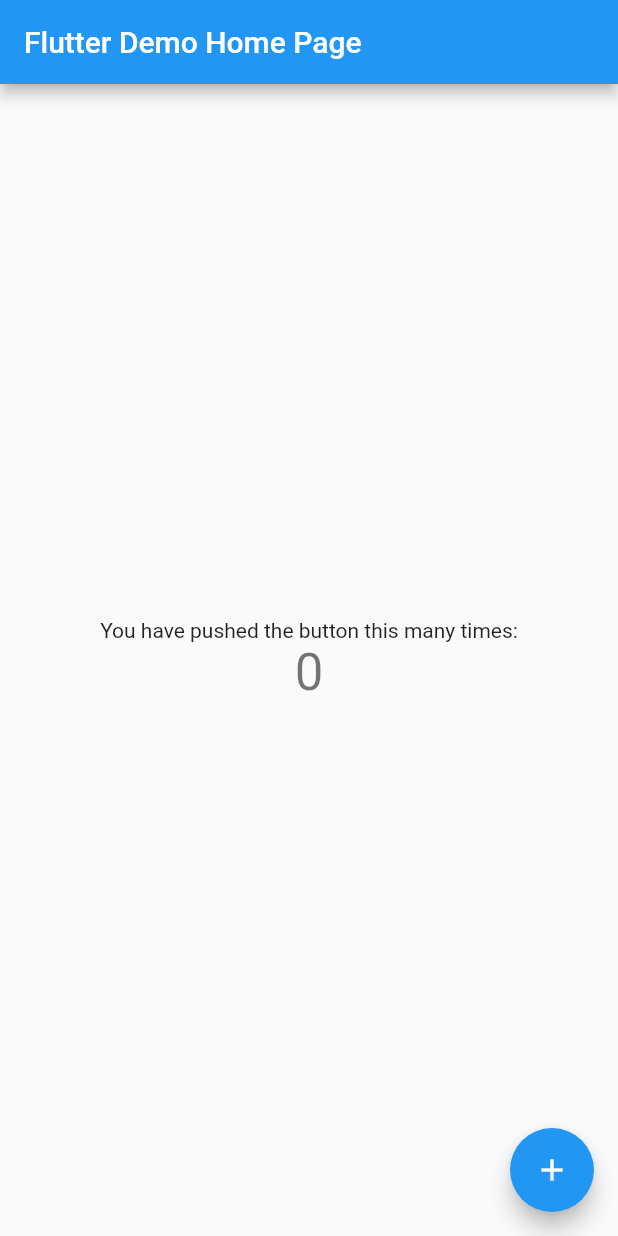
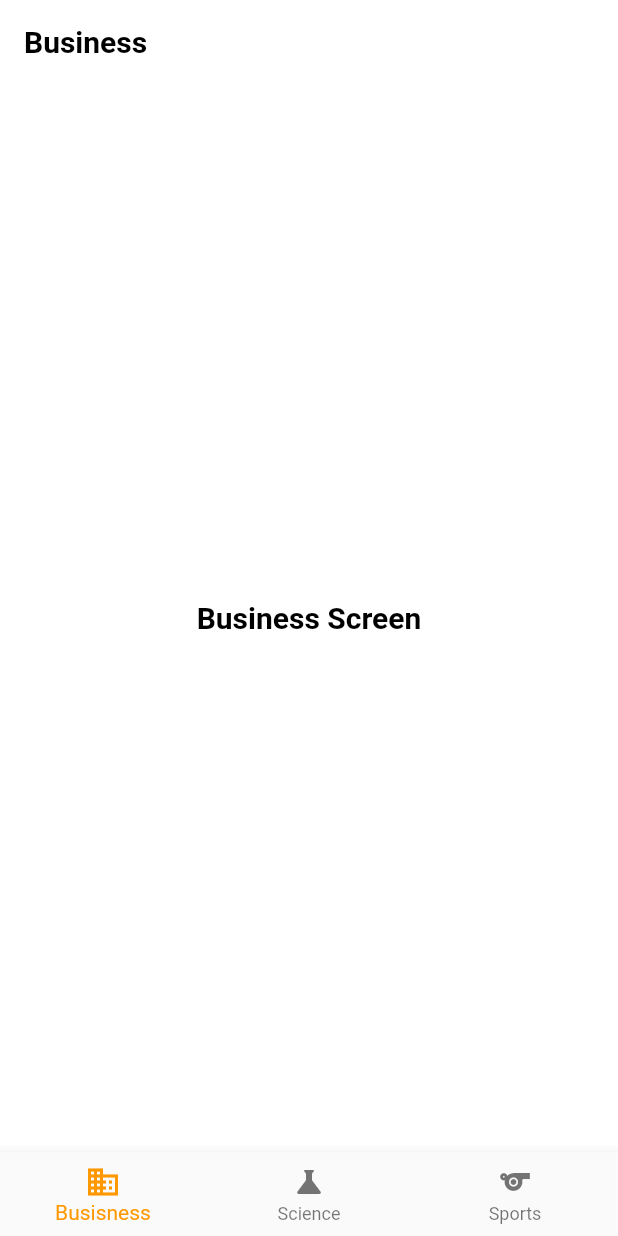
Before and after one commit to MohanedZekry/Flutter-NewsApp, a Flutter app: the screen it shows after launch, on a phone screen of 412 x 824 dp. Run offline on Flutter 3.47's test engine with Material 2 defaults, Android fonts, the phone set to English and light mode, and no system bars; our stand-ins replace flutter_bloc, hexcolor.

```diff
--- /dev/null
+++ b/lib/layouts/news_layout.dart
@@ -0,0 +1,40 @@
+import 'package:flutter/material.dart';
+import 'package:flutter_bloc/flutter_bloc.dart';
+import 'package:news_app/shared/cubit/cubit.dart';
+import 'package:news_app/shared/cubit/states.dart';
+
+class NewsLayout extends StatelessWidget {
+  const NewsLayout({Key? key}) : super(key: key);
+
+  @override
+  Widget build(BuildContext context) {
+    return BlocProvider(
+      create: (context) => AppCubit(),
+      child: BlocConsumer<AppCubit, AppState>(
+        listener: (context, state) {},
+        builder: (context, state) {
+          AppCubit  mCubit = AppCubit.getInstance(context);
+          return  Scaffold(
+            appBar: AppBar(
+              title: Text(
+                'Business',
+              ),
+            ),
+            bottomNavigationBar: BottomNavigationBar(
+              items: [
+                BottomNavigationBarItem(icon: Icon(Icons.business), label: 'Busisness'),
+                BottomNavigationBarItem(icon: Icon(Icons.science), label: 'Science'),
+                BottomNavigationBarItem(icon: Icon(Icons.sports), label: 'Sports'),
+              ],
+              onTap: (index) {
+                mCubit.changeNavIndex(index);
+              },
+              currentIndex: mCubit.currentNavIndex,
+            ),
+            body: mCubit.navListItem[mCubit.currentNavIndex],
+          );
+        },
+      ),
+    );
+  }
+}
--- a/lib/main.dart
+++ b/lib/main.dart
@@ -1,4 +1,7 @@
 import 'package:flutter/material.dart';
+import 'package:flutter/services.dart';
+import 'package:news_app/layouts/news_layout.dart';
+import 'package:hexcolor/hexcolor.dart';
 
 void main() {
   runApp(const MyApp());
@@ -11,105 +14,56 @@ class MyApp extends StatelessWidget {
   @override
   Widget build(BuildContext context) {
     return MaterialApp(
-      title: 'Flutter Demo',
+      title: 'News App',
+      debugShowCheckedModeBanner: false,
+      themeMode: ThemeMode.light,
+      darkTheme: ThemeData(
+          scaffoldBackgroundColor: Colors.black,
+          appBarTheme: const AppBarTheme(
+              titleTextStyle: TextStyle(
+                  color: Colors.white,
+                  fontSize: 20.0,
+                  fontWeight: FontWeight.bold
+              ),
+              backgroundColor: Colors.black,
+              elevation: 0.0,
+              systemOverlayStyle: SystemUiOverlayStyle(
+                statusBarColor: Colors.white,
+                statusBarIconBrightness: Brightness.dark,
+              )
+
+          ),
+          primarySwatch: Colors.orange,
+          bottomNavigationBarTheme: const BottomNavigationBarThemeData(
+            backgroundColor: Colors.black,
+            unselectedItemColor: Colors.grey,
+            type: BottomNavigationBarType.fixed,
+          )
+      ),
       theme: ThemeData(
-        // This is the theme of your application.
-        //
-        // Try running your application with "flutter run". You'll see the
-        // application has a blue toolbar. Then, without quitting the app, try
-        // changing the primarySwatch below to Colors.green and then invoke
-        // "hot reload" (press "r" in the console where you ran "flutter run",
-        // or simply save your changes to "hot reload" in a Flutter IDE).
-        // Notice that the counter didn't reset back to zero; the application
-        // is not restarted.
-        primarySwatch: Colors.blue,
+        scaffoldBackgroundColor: Colors.white,
+        appBarTheme: const AppBarTheme(
+          titleTextStyle: TextStyle(
+            color: Colors.black,
+            fontSize: 20.0,
+            fontWeight: FontWeight.bold
+          ),
+          backgroundColor: Colors.white,
+          elevation: 0.0,
+          systemOverlayStyle: SystemUiOverlayStyle(
+            statusBarColor: Colors.white,
+            statusBarIconBrightness: Brightness.dark,
+          )
+
+        ),
+        primarySwatch: Colors.orange,
+        bottomNavigationBarTheme: const BottomNavigationBarThemeData(
+          type: BottomNavigationBarType.fixed,
+        )
       ),
-      home: const MyHomePage(title: 'Flutter Demo Home Page'),
+      home: Scaffold(
+        body: NewsLayout(),
+      ),
     );
   }
 }
-
-class MyHomePage extends StatefulWidget {
-  const MyHomePage({Key? key, required this.title}) : super(key: key);
-
-  // This widget is the home page of your application. It is stateful, meaning
-  // that it has a State object (defined below) that contains fields that affect
-  // how it looks.
-
-  // This class is the configuration for the state. It holds the values (in this
-  // case the title) provided by the parent (in this case the App widget) and
-  // used by the build method of the State. Fields in a Widget subclass are
-  // always marked "final".
-
-  final String title;
-
-  @override
-  State<MyHomePage> createState() => _MyHomePageState();
-}
-
-class _MyHomePageState extends State<MyHomePage> {
-  int _counter = 0;
-
-  void _incrementCounter() {
-    setState(() {
-      // This call to setState tells the Flutter framework that something has
-      // changed in this State, which causes it to rerun the build method below
-      // so that the display can reflect the updated values. If we changed
-      // _counter without calling setState(), then the build method would not be
-      // called again, and so nothing would appear to happen.
-      _counter++;
-    });
-  }
-
-  @override
-  Widget build(BuildContext context) {
-    // This method is rerun every time setState is called, for instance as done
-    // by the _incrementCounter method above.
-    //
-    // The Flutter framework has been optimized to make rerunning build methods
-    // fast, so that you can just rebuild anything that needs updating rather
-    // than having to individually change instances of widgets.
-    return Scaffold(
-      appBar: AppBar(
-        // Here we take the value from the MyHomePage object that was created by
-        // the App.build method, and use it to set our appbar title.
-        title: Text(widget.title),
-      ),
-      body: Center(
-        // Center is a layout widget. It takes a single child and positions it
-        // in the middle of the parent.
-        child: Column(
-          // Column is also a layout widget. It takes a list of children and
-          // arranges them vertically. By default, it sizes itself to fit its
-          // children horizontally, and tries to be as tall as its parent.
-          //
-          // Invoke "debug painting" (press "p" in the console, choose the
-          // "Toggle Debug Paint" action from the Flutter Inspector in Android
-          // Studio, or the "Toggle Debug Paint" command in Visual Studio Code)
-          // to see the wireframe for each widget.
-          //
-          // Column has various properties to control how it sizes itself and
-          // how it positions its children. Here we use mainAxisAlignment to
-          // center the children vertically; the main axis here is the vertical
-          // axis because Columns are vertical (the cross axis would be
-          // horizontal).
-          mainAxisAlignment: MainAxisAlignment.center,
-          children: <Widget>[
-            const Text(
-              'You have pushed the button this many times:',
-            ),
-            Text(
-              '$_counter',
-              style: Theme.of(context).textTheme.headline4,
-            ),
-          ],
-        ),
-      ),
-      floatingActionButton: FloatingActionButton(
-        onPressed: _incrementCounter,
-        tooltip: 'Increment',
-        child: const Icon(Icons.add),
-      ), // This trailing comma makes auto-formatting nicer for build methods.
-    );
-  }
-}
--- /dev/null
+++ b/lib/modules/business/business_screen.dart
@@ -0,0 +1,19 @@
+import 'package:flutter/material.dart';
+
+class BusinessLayout extends StatelessWidget {
+  const BusinessLayout({Key? key}) : super(key: key);
+
+  @override
+  Widget build(BuildContext context) {
+    return Center(
+      child: Text(
+        'Business Screen',
+        style: TextStyle(
+          fontSize: 20.0,
+          fontWeight: FontWeight.bold,
+          color: Colors.black
+        ),
+      ),
+    );
+  }
+}
--- /dev/null
+++ b/lib/modules/science/science_screen.dart
@@ -0,0 +1,19 @@
+import 'package:flutter/material.dart';
+
+class ScienceLayout extends StatelessWidget {
+  const ScienceLayout({Key? key}) : super(key: key);
+
+  @override
+  Widget build(BuildContext context) {
+    return Center(
+      child: Text(
+        'Sports Screen',
+        style: TextStyle(
+          fontSize: 20.0,
+          fontWeight: FontWeight.bold,
+          color: Colors.black
+        ),
+      ),
+    );
+  }
+}
--- /dev/null
+++ b/lib/modules/sports/sports_screen.dart
@@ -0,0 +1,18 @@
+import 'package:flutter/material.dart';
+
+class SportsLayout extends StatelessWidget {
+  const SportsLayout({Key? key}) : super(key: key);
+
+  @override
+  Widget build(BuildContext context) {
+    return Center(
+      child: Text(
+        'Business Screen',
+        style: TextStyle(
+          fontSize: 20.0,
+          fontWeight: FontWeight.bold
+        ),
+      ),
+    );
+  }
+}
--- /dev/null
+++ b/lib/shared/cubit/cubit.dart
@@ -0,0 +1,24 @@
+import 'package:flutter/material.dart';
+import 'package:news_app/modules/business/business_screen.dart';
+import 'package:news_app/modules/science/science_screen.dart';
+import 'package:news_app/modules/sports/sports_screen.dart';
+import 'package:news_app/shared/cubit/states.dart';
+import 'package:flutter_bloc/flutter_bloc.dart';
+
+class AppCubit extends Cubit<AppState>{
+
+  AppCubit() : super(InitialState());
+  static AppCubit getInstance(context) => BlocProvider.of(context);
+
+  int currentNavIndex = 0;
+
+  List<Widget> navListItem = [
+    BusinessLayout(),
+    ScienceLayout(),
+    SportsLayout()
+  ];
+  void changeNavIndex(int index){
+    currentNavIndex = index;
+    emit(NewsBottomNavState());
+  }
+}
--- /dev/null
+++ b/lib/shared/cubit/states.dart
@@ -0,0 +1,5 @@
+abstract class AppState {}
+
+class InitialState extends AppState {}
+
+class NewsBottomNavState extends AppState {}
--- a/pubspec.yaml
+++ b/pubspec.yaml
@@ -45,6 +45,10 @@ dev_dependencies:
   # package. See that file for information about deactivating specific lint
   # rules and activating additional ones.
   flutter_lints: ^1.0.0
+  conditional_builder_null_safety: ^0.0.6
+  bloc: ^8.0.3
+  flutter_bloc: ^8.0.1
+  hexcolor: ^2.0.6
 
 # For information on the generic Dart part of this file, see the
 # following page: https://dart.dev/tools/pub/pubspec
```
Also changed, not shown: lib/shared/components/components.dart (added), lib/shared/constants/constants.dart (added), pubspec.lock, 2 other files.
